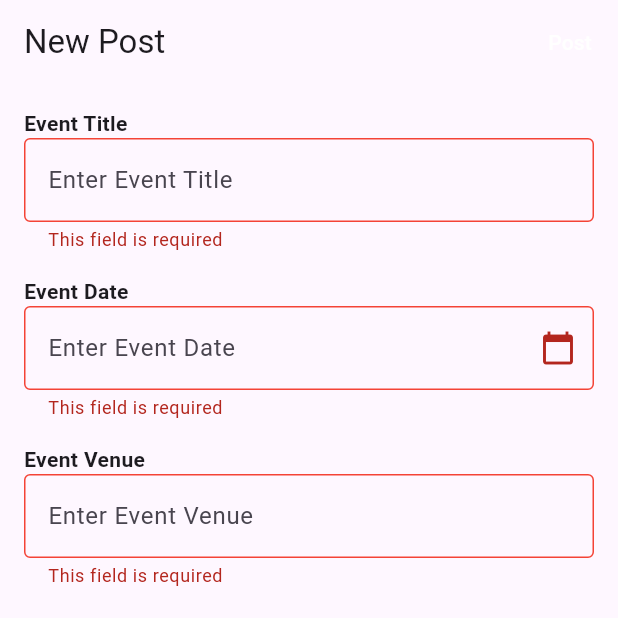
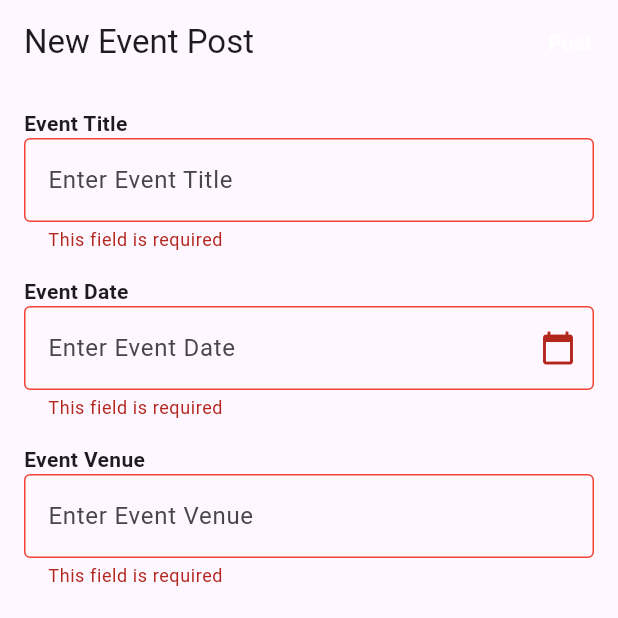
Before and after one commit to melby-mariam/edum_1, a Flutter app: the screen it shows after launch, item 3 of the bottom bar chosen, after a tap on "Submit", on a phone screen of 412 x 824 dp, the top half of it. Run offline on Flutter 3.47's test engine with Material 3 defaults, Android fonts, the phone set to English and light mode, and no system bars; our stand-ins replace cloud_firestore, firebase_core, firebase_storage, flutter_spinkit, image_picker, permission_handler; missing offline and left inert: firebase_app_check; accounts and stored records are empty.

Commit message:
hi commit

```diff
--- a/lib/event_dashboard.dart
+++ b/lib/event_dashboard.dart
@@ -1,8 +1,9 @@
 import 'package:edum_1/common_pages/alumni_page.dart';
 import 'package:edum_1/common_pages/student_page.dart';
 import 'package:edum_1/event_newpost.dart';
+import 'package:edum_1/new_post.dart';
 import 'package:edum_1/notification.dart';
-import 'package:edum_1/event_page.dart';
+import 'package:edum_1/common_pages/event_page.dart';
 import 'package:flutter/material.dart';
 
 class EventDashboard extends StatefulWidget {
@@ -18,8 +19,8 @@ class _EventDashboardState extends State<EventDashboard> {
   static List<Widget> _widgetOptions = <Widget>[
     StudentPage(),
     AlumniPage(),
-    EventNewPost(),
-    EventPage(),
+    EventNewPostPage(),
+    // EventPage(),
     NotificationPage()
   ];
   @override
--- a/lib/event_newpost.dart
+++ b/lib/event_newpost.dart
@@ -4,14 +4,14 @@ import 'package:image_picker/image_picker.dart';
 import 'package:intl/intl.dart';
 
 
-class EventNewPost extends StatefulWidget {
-  const EventNewPost({Key? key}) : super(key: key);
+class EventNewPost22 extends StatefulWidget {
+  const EventNewPost22({Key? key}) : super(key: key);
 
   @override
-  State<EventNewPost> createState() => _EventNewPostState();
+  State<EventNewPost22> createState() => _EventNewPostState22();
 }
 
-class _EventNewPostState extends State<EventNewPost> {
+class _EventNewPostState22 extends State<EventNewPost22> {
   final _formKey = GlobalKey<FormState>();
   String _eventTitle = '';
   String _eventDate = '';
@@ -215,9 +215,3 @@ class _EventNewPostState extends State<EventNewPost> {
     }
   }
 }
-
-void main() {
-  runApp(MaterialApp(
-    home: EventNewPost(),
-  ));
-}
--- a/lib/main.dart
+++ b/lib/main.dart
@@ -1,13 +1,23 @@
 import 'package:edum_1/event_dashboard.dart';
 import 'package:flutter/material.dart';
+import 'package:firebase_core/firebase_core.dart';
+import 'firebase_options.dart';
+import 'package:firebase_app_check/firebase_app_check.dart';
+import 'package:permission_handler/permission_handler.dart';
 
-void main() {
+
+void main() async {
+  WidgetsFlutterBinding.ensureInitialized();
+
+  await Permission.photos.request();
+  await Permission.storage.request();
+
+  await Firebase.initializeApp(
+    options: DefaultFirebaseOptions.currentPlatform,
+  );
+  await FirebaseAppCheck.instance.activate();
   runApp(MaterialApp(
-    home: Scaffold(
-      // appBar: AppBar(
-      //   title: Text(''),
-      // ),
-      body: EventDashboard(),
-    ),
+    // home: Alumni_Dashboard(),
+    home: const EventDashboard(),
   ));
 }
--- /dev/null
+++ b/lib/new_post.dart
@@ -0,0 +1,530 @@
+// import 'package:edum_1/services/firestore.dart';
+// import 'package:flutter/material.dart';
+// import 'package:image_picker/image_picker.dart';
+// import 'dart:io';
+// import 'package:path/path.dart' as path;
+// import 'package:firebase_storage/firebase_storage.dart';
+// import 'package:flutter_spinkit/flutter_spinkit.dart';
+
+// class EventNewPostPage extends StatefulWidget {
+
+
+//   @override
+//   State<EventNewPostPage> createState() => _EventNewPostPageState();
+// }
+
+// class _EventNewPostPageState extends State<EventNewPostPage> {
+//   final FirestoreService _AlumniFirestoreService = FirestoreService();
+//   final _detailsController = TextEditingController();
+//   final _captionController = TextEditingController();
+//   String _postType = 'Internship offer';
+//   final List<String> _postTypes = [
+//     'Internship offer',
+//     'Placement offer',
+//     'Technical event',
+//   ];
+//   XFile? _selectedImage;
+//   final _picker = ImagePicker();
+//   bool _isLoading = false;
+
+//   Future<String?> _uploadImage() async {
+//     if (_selectedImage == null) return null;
+
+//     final storageRef = FirebaseStorage.instance.ref();
+//     final fileName = path.basename(_selectedImage!.path);
+//     final imageRef = storageRef.child('alumni_posts/$fileName');
+
+//     try {
+//       await imageRef.putFile(File(_selectedImage!.path));
+//       final downloadURL = await imageRef.getDownloadURL();
+//       return downloadURL;
+//     } catch (e) {
+//       print('Error uploading image: $e');
+//       return null;
+//     }
+//   }
+
+//   Future<void> _pickImage() async {
+//     final XFile? pickedImage =
+//         await _picker.pickImage(source: ImageSource.gallery);
+//     if (pickedImage != null) {
+//       setState(() {
+//         _selectedImage = pickedImage;
+//       });
+//     }
+//   }
+
+//   void _cancelImageSelection() {
+//     setState(() {
+//       _selectedImage = null;
+//     });
+//   }
+
+//   void _resetForm() {
+//     _detailsController.clear();
+//     _captionController.clear();
+//     setState(() {
+//       _selectedImage = null;
+//       _postType = 'Internship offer';
+//     });
+//   }
+
+//   Future<void> _submitPost() async {
+//     setState(() {
+//       _isLoading = true;
+//     });
+
+//     final imageURL = await _uploadImage();
+//     await _AlumniFirestoreService.addEventPosts(
+//       type: _postType,
+//       alumniId: 'eventId',
+//       alumniName: 'Moderator',
+//       alumniDesignation: 'ModeratorDescription',
+//       caption: _captionController.text,
+//       description: _detailsController.text,
+//       imageURL: imageURL,
+//       dpURL: 'https://png.pngtree.com/thumb_back/fh260/background/20230611/pngtree-two-cute-egg-cupids-sitting-in-sunlight-next-to-each-other-image_2914931.jpg',
+//     );
+
+//     setState(() {
+//       _isLoading = false;
+//     });
+
+//     // Show a success message
+//     ScaffoldMessenger.of(context).showSnackBar(
+//       const SnackBar(
+//         content: Text('New post added'),
+//         duration: Duration(seconds: 2),
+//       ),
+//     );
+
+//     _resetForm();
+//   }
+
+//   @override
+//   Widget build(BuildContext context) {
+//     return Scaffold(
+//       body: _isLoading
+//           ? Center(
+//               child: SpinKitFadingCircle(
+//                 color: Theme.of(context).primaryColor,
+//                 size: 50.0,
+//               ),
+//             )
+//           : SingleChildScrollView(
+//               child: Padding(
+//                 padding: const EdgeInsets.all(16.0),
+//                 child: Column(
+//                   crossAxisAlignment: CrossAxisAlignment.start,
+//                   children: [
+//                     const Text(
+//                       'Post Type',
+//                       style: TextStyle(
+//                         fontSize: 18.0,
+//                         fontWeight: FontWeight.bold,
+//                       ),
+//                     ),
+//                     const SizedBox(height: 8.0),
+//                     Container(
+//                       padding: const EdgeInsets.symmetric(horizontal: 12.0),
+//                       decoration: BoxDecoration(
+//                         borderRadius: BorderRadius.circular(8.0),
+//                         border: Border.all(color: Colors.grey),
+//                       ),
+//                       child: DropdownButton<String>(
+//                         value: _postType,
+//                         isExpanded: true,
+//                         underline: const SizedBox.shrink(),
+//                         items: _postTypes.map((String value) {
+//                           return DropdownMenuItem<String>(
+//                             value: value,
+//                             child: Text(value),
+//                           );
+//                         }).toList(),
+//                         onChanged: (String? newValue) {
+//                           setState(() {
+//                             _postType = newValue!;
+//                           });
+//                         },
+//                       ),
+//                     ),
+//                     const SizedBox(height: 16.0),
+//                     const Text(
+//                       'Details',
+//                       style: TextStyle(
+//                         fontSize: 18.0,
+//                         fontWeight: FontWeight.bold,
+//                       ),
+//                     ),
+//                     TextField(
+//                       controller: _detailsController,
+//                       decoration: const InputDecoration(
+//                         hintText: 'Enter details',
+//                         border: OutlineInputBorder(),
+//                       ),
+//                       maxLines: null,
+//                     ),
+//                     const SizedBox(height: 16.0),
+//                     const Text(
+//                       'Caption',
+//                       style: TextStyle(
+//                         fontSize: 18.0,
+//                         fontWeight: FontWeight.bold,
+//                       ),
+//                     ),
+//                     TextField(
+//                       controller: _captionController,
+//                       decoration: const InputDecoration(
+//                         hintText: 'Enter organisation name',
+//                         border: OutlineInputBorder(),
+//                       ),
+//                     ),
+//                     const SizedBox(height: 16.0),
+//                     const Text(
+//                       'Photo',
+//                       style: TextStyle(
+//                         fontSize: 18.0,
+//                         fontWeight: FontWeight.bold,
+//                       ),
+//                     ),
+//                     const SizedBox(height: 8.0),
+//                     Row(
+//                       children: [
+//                         IconButton(
+//                           onPressed: _pickImage,
+//                           icon: const Icon(Icons.photo_library),
+//                         ),
+//                         if (_selectedImage != null)
+//                           Expanded(
+//                             child: Row(
+//                               children: [
+//                                 const SizedBox(width: 16.0),
+//                                 Expanded(
+//                                   child: Image.file(
+//                                     File(_selectedImage!.path),
+//                                     height: 200,
+//                                     fit: BoxFit.contain,
+//                                   ),
+//                                 ),
+//                                 IconButton(
+//                                   onPressed: _cancelImageSelection,
+//                                   icon: const Icon(Icons.cancel),
+//                                 ),
+//                               ],
+//                             ),
+//                           ),
+//                       ],
+//                     ),
+//                     const SizedBox(height: 16.0),
+//                     Row(
+//                       mainAxisAlignment: MainAxisAlignment.end,
+//                       children: [
+//                         ElevatedButton(
+//                           onPressed: _resetForm,
+//                           style: ElevatedButton.styleFrom(
+//                             backgroundColor: Colors.redAccent,
+//                           ),
+//                           child: const Text('Clear'),
+//                         ),
+//                         const SizedBox(width: 16.0),
+//                         ElevatedButton(
+//                           onPressed: _submitPost,
+//                           style: ElevatedButton.styleFrom(
+//                             backgroundColor: Colors.greenAccent,
+//                           ),
+//                           child: const Text('Submit'),
+//                         ),
+//                       ],
+//                     ),
+//                   ],
+//                 ),
+//               ),
+//             ),
+//     );
+//   }
+// }
+
+
+import 'package:flutter/material.dart';
+import 'dart:io';
+import 'package:image_picker/image_picker.dart';
+import 'package:intl/intl.dart';
+import 'package:edum_1/services/firestore.dart';
+import 'package:firebase_storage/firebase_storage.dart';
+import 'package:path/path.dart' as path;
+import 'package:flutter_spinkit/flutter_spinkit.dart';
+
+class EventNewPostPage extends StatefulWidget {
+  @override
+  State<EventNewPostPage> createState() => _EventNewPostPageState();
+}
+
+class _EventNewPostPageState extends State<EventNewPostPage> {
+  final _formKey = GlobalKey<FormState>();
+  String _eventTitle = '';
+  String _eventDate = '';
+  String _eventVenue = '';
+  String? _otherDetails;
+  File? _imageFile;
+  bool _submitted = false;
+  TextEditingController _dateController = TextEditingController(); // Controller for event date
+  final FirestoreService _firestoreService = FirestoreService();
+  bool _isLoading = false;
+
+  @override
+  Widget build(BuildContext context) {
+    return Scaffold(
+      appBar: AppBar(
+        title: Text('New Event Post'),
+        actions: [
+          TextButton(
+            onPressed: _submitForm,
+            child: Text(
+              'Post',
+              style: TextStyle(
+                color: Colors.white,
+              ),
+            ),
+          ),
+        ],
+      ),
+      body: _isLoading
+          ? Center(
+              child: SpinKitFadingCircle(
+                color: Theme.of(context).primaryColor,
+                size: 50.0,
+              ),
+            )
+          : SingleChildScrollView(
+              child: Padding(
+                padding: EdgeInsets.all(16.0),
+                child: Form(
+                  key: _formKey,
+                  child: Column(
+                    crossAxisAlignment: CrossAxisAlignment.start,
+                    children: [
+                      _buildTextField('Event Title', (value) => _eventTitle = value!),
+                      SizedBox(height: 16.0),
+                      _buildTextFieldWithCalendarIcon('Event Date', (value) => _eventDate = value!),
+                      SizedBox(height: 16.0),
+                      _buildTextField('Event Venue', (value) => _eventVenue = value!),
+                      SizedBox(height: 16.0),
+                      _buildTextField('Other Details', (value) => _otherDetails = value),
+                      SizedBox(height: 16.0),
+                      Text(
+                        'Photo',
+                        style: TextStyle(fontWeight: FontWeight.bold),
+                      ),
+                      SizedBox(height: 8.0),
+                      Center(
+                        child: _buildImagePicker(),
+                      ),
+                      SizedBox(height: 16.0),
+                      Center(
+                        child: ElevatedButton(
+                          onPressed: _submitForm,
+                          child: Text('Submit'),
+                        ),
+                      ),
+                    ],
+                  ),
+                ),
+              ),
+            ),
+    );
+  }
+
+  Future<void> _submitForm() async {
+    setState(() {
+      _submitted = true;
+    });
+
+    if (_formKey.currentState!.validate()) {
+      _formKey.currentState!.save();
+
+      setState(() {
+        _isLoading = true;
+      });
+
+      final imageURL = await _uploadImage();
+      await _firestoreService.addEventPosts(
+        type: 'Event',
+        alumniId: 'eventId',
+        alumniName: 'Moderator',
+        alumniDesignation: 'ModeratorDescription',
+        caption: _eventTitle,
+        description: _otherDetails ?? '',
+        imageURL: imageURL,
+        dpURL: 'https://png.pngtree.com/thumb_back/fh260/background/20230611/pngtree-two-cute-egg-cupids-sitting-in-sunlight-next-to-each-other-image_2914931.jpg',
+        // eventDate: _eventDate,
+        // eventVenue: _eventVenue,
+      );
+
+      setState(() {
+        _isLoading = false;
+      });
+
+      // Show a success message
+      ScaffoldMessenger.of(context).showSnackBar(
+        const SnackBar(
+          content: Text('New post added'),
+          duration: Duration(seconds: 2),
+        ),
+      );
+
+      _resetForm();
+    }
+  }
+
+  void _resetForm() {
+    _formKey.currentState!.reset();
+    setState(() {
+      _eventTitle = '';
+      _eventDate = '';
+      _eventVenue = '';
+      _otherDetails = '';
+      _imageFile = null;
+      _submitted = false;
+      _dateController.clear();
+    });
+  }
+
+  Future<String?> _uploadImage() async {
+    if (_imageFile == null) return null;
+
+    final storageRef = FirebaseStorage.instance.ref();
+    final fileName = path.basename(_imageFile!.path);
+    final imageRef = storageRef.child('event_posts/$fileName');
+
+    try {
+      await imageRef.putFile(_imageFile!);
+      final downloadURL = await imageRef.getDownloadURL();
+      return downloadURL;
+    } catch (e) {
+      print('Error uploading image: $e');
+      return null;
+    }
+  }
+
+  Widget _buildTextField(String label, Function(String?) onSaved) {
+    bool showError = _submitted && (label == 'Event Title' ? _eventTitle.isEmpty : (label == 'Event Date' ? _eventDate.isEmpty : label == 'Event Venue' ? _eventVenue.isEmpty : false));
+    return Column(
+      crossAxisAlignment: CrossAxisAlignment.start,
+      children: [
+        Text(
+          label,
+          style: TextStyle(fontWeight: FontWeight.bold),
+        ),
+        TextFormField(
+          decoration: InputDecoration(
+            hintText: 'Enter $label',
+            border: OutlineInputBorder(),
+            errorBorder: showError ? OutlineInputBorder(borderSide: BorderSide(color: Colors.red)) : OutlineInputBorder(),
+            errorText: showError ? 'This field is required' : null,
+          ),
+          onSaved: onSaved,
+          validator: (value) {
+            if (_submitted && (value == null || value.isEmpty) && (label == 'Event Title' || label == 'Event Date' || label == 'Event Venue')) {
+              return 'This field is required';
+            }
+            return null;
+          },
+        ),
+      ],
+    );
+  }
+
+  Widget _buildTextFieldWithCalendarIcon(String label, Function(String?) onSaved) {
+    bool showError = _submitted && _eventDate.isEmpty;
+    return Column(
+      crossAxisAlignment: CrossAxisAlignment.start,
+      children: [
+        Text(
+          label,
+          style: TextStyle(fontWeight: FontWeight.bold),
+        ),
+        TextFormField(
+          controller: _dateController,
+          decoration: InputDecoration(
+            hintText: 'Enter $label',
+            border: OutlineInputBorder(),
+            errorBorder: showError ? OutlineInputBorder(borderSide: BorderSide(color: Colors.red)) : OutlineInputBorder(),
+            errorText: showError ? 'This field is required' : null,
+            suffixIcon: label == 'Event Date'
+                ? IconButton(
+                    onPressed: _pickDate,
+                    icon: Icon(Icons.calendar_today),
+                  )
+                : null,
+          ),
+          onSaved: onSaved,
+          validator: (value) {
+            if (_submitted && value!.isEmpty && label == 'Event Date') {
+              return 'This field is required';
+            }
+            return null;
+          },
+        ),
+      ],
+    );
+  }
+
+  void _pickDate() async {
+    final DateTime? pickedDate = await showDatePicker(
+      context: context,
+      initialDate: DateTime.now(),
+      firstDate: DateTime(2000),
+      lastDate: DateTime(2100),
+    );
+
+    if (pickedDate != null) {
+      setState(() {
+        _eventDate = DateFormat('dd/MM/yyyy').format(pickedDate);
+        _dateController.text = _eventDate;
+      });
+    }
+  }
+
+  Widget _buildImagePicker() {
+    return _imageFile == null
+        ? ElevatedButton.icon(
+            onPressed: _pickImage,
+            icon: Icon(Icons.upload),
+            label: Text('Upload Photo'),
+          )
+        : Row(
+            mainAxisAlignment: MainAxisAlignment.center,
+            children: [
+              IconButton(
+                onPressed: _pickImage,
+                icon: Icon(Icons.upload),
+              ),
+              Image.file(
+                _imageFile!,
+                width: 200,
+                height: 200,
+                fit: BoxFit.cover,
+              ),
+              IconButton(
+                onPressed: () {
+                  setState(() {
+                    _imageFile = null;
+                  });
+                },
+                icon: Icon(Icons.close),
+              ),
+            ],
+          );
+  }
+
+  Future<void> _pickImage() async {
+    final picker = ImagePicker();
+    final pickedFile = await picker.pickImage(source: ImageSource.gallery);
+
+    if (pickedFile != null) {
+      setState(() {
+        _imageFile = File(pickedFile.path);
+      });
+    }
+  }
+}
--- a/pubspec.yaml
+++ b/pubspec.yaml
@@ -40,6 +40,12 @@ dependencies:
   # The following adds the Cupertino Icons font to your application.
   # Use with the CupertinoIcons class for iOS style icons.
   cupertino_icons: ^1.0.6
+  firebase_core: ^2.29.0
+  firebase_app_check: ^0.2.2+1
+  permission_handler: ^11.3.1
+  firebase_storage: ^11.7.1
+  cloud_firestore: ^4.16.1
+  flutter_spinkit: ^5.2.1
 
 dev_dependencies:
   flutter_test:
```
Also changed, not shown: lib/common_pages/event_page.dart (+76 -0 lines), lib/services/firestore.dart (added, +50 -0 lines), firebase.json (added), lib/firebase_options.dart (added), pubspec.lock, 6 other files.
